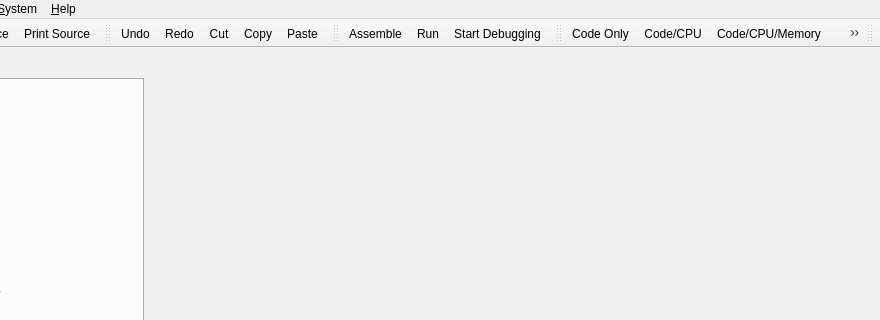
Old version of the form mainwindow.ui in the repository WarlockD/pep8-1; both pictures show x 164 to 1044 and y 0 to 320 of the 1044 by 747 pixel window.
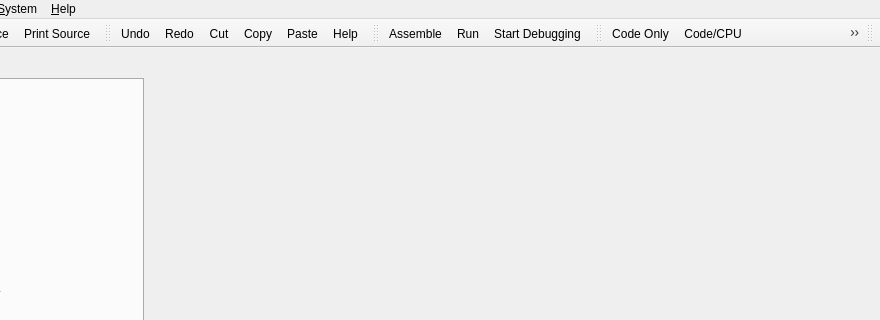
New version of the form. Icons and pictures are not drawn.

Commit message:
Added help icon to the top bar of the mainwindow, added click functionality to it. Haven't decided what window it'll open to, so I picked a generic one.
Image from the Crystal icon set (OSS) found here:

http://yellowicon.com/downloads/

Patch:
```diff
--- a/mainwindow.ui
+++ b/mainwindow.ui
@@ -221,6 +221,7 @@
    <addaction name="actionEdit_Cut"/>
    <addaction name="actionEdit_Copy"/>
    <addaction name="actionEdit_Paste"/>
+   <addaction name="actionHelp"/>
   </widget>
   <widget class="QToolBar" name="buildToolBar">
    <property name="orientation">
@@ -774,6 +775,16 @@
     <string>&amp;Print Listing...</string>
    </property>
   </action>
+  <action name="actionHelp">
+   <property name="icon">
+    <iconset>
+     <normalon>:/images/help.png</normalon>
+    </iconset>
+   </property>
+   <property name="text">
+    <string>Help</string>
+   </property>
+  </action>
  </widget>
  <resources>
   <include location="pep8resources.qrc"/>
```
The commit also changes 4 other files.
